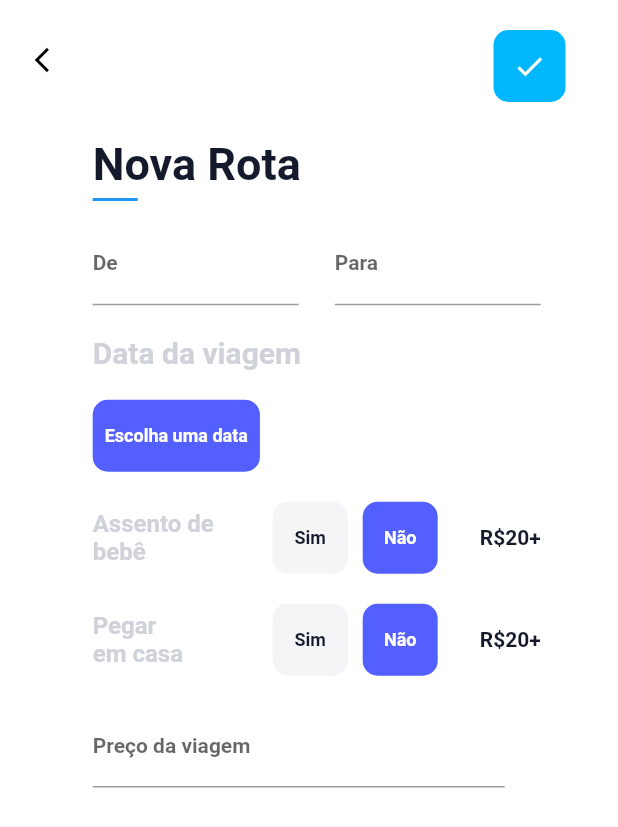
After one commit to davilm/Beco-Driver, a Flutter app: the NewRoute screen opened directly, on a phone screen of 412 x 824 dp. The commit adds this screen. Shown: the top 827 px of the screen. Run offline on Flutter 3.47's test engine with Material 2 defaults, Android fonts, the phone set to English and light mode, and no system bars; our stand-ins replace cloud_firestore, firebase_auth, firebase_core, google_fonts; accounts and stored records are empty.

Commit message:
feat: add new travel route to firebase

```diff
--- /dev/null
+++ b/lib/api/FirestoreRoutes.dart
@@ -0,0 +1,28 @@
+import 'package:cloud_firestore/cloud_firestore.dart';
+
+Future<void> addRoute(
+  startTrip,
+  endTrip,
+  date,
+  travelPrice,
+  driverName,
+  driverImageUrl,
+  driverUid,
+) async {
+  CollectionReference routes = FirebaseFirestore.instance.collection('routes');
+
+  await routes
+      .add({
+        "route": {
+          "startTrip": startTrip,
+          "endTrip": endTrip,
+        },
+        "date": date,
+        "price": travelPrice,
+        "driverName": driverName,
+        "driverImageUrl": driverImageUrl,
+        "driverUid": driverUid,
+      })
+      .then((value) => print("Route Added"))
+      .catchError((error) => print("Failed to add user: $error"));
+}
--- a/lib/core/app_text_styles.dart
+++ b/lib/core/app_text_styles.dart
@@ -43,4 +43,29 @@ class AppTextStyles {
     fontSize: 10,
     fontWeight: FontWeight.w600,
   );
+  static final TextStyle beVietnam12SemiboldDark = GoogleFonts.beVietnam(
+    color: Color(0xff15192C),
+    fontSize: 12,
+    fontWeight: FontWeight.w600,
+  );
+  static final TextStyle beVietnam12SemiboldWhite = GoogleFonts.beVietnam(
+    color: Color(0xffffffff),
+    fontSize: 12,
+    fontWeight: FontWeight.w600,
+  );
+  static final TextStyle beVietnam20SemiboldGrey = GoogleFonts.beVietnam(
+    color: Color(0xffD0D2DA),
+    fontSize: 20,
+    fontWeight: FontWeight.w600,
+  );
+  static final TextStyle beVietnam16SemiboldGrey = GoogleFonts.beVietnam(
+    color: Color(0xffD0D2DA),
+    fontSize: 16,
+    fontWeight: FontWeight.w600,
+  );
+  static final TextStyle beVietnam14SemiboldGrey = GoogleFonts.beVietnam(
+    color: Color(0xff15192C),
+    fontSize: 14,
+    fontWeight: FontWeight.w600,
+  );
 }
--- /dev/null
+++ b/lib/views/NewRoute/NewRoute.dart
@@ -0,0 +1,359 @@
+import 'package:cloud_firestore/cloud_firestore.dart';
+import 'package:flutter/material.dart';
+
+import 'package:beco_driver/core/core.dart';
+import 'package:beco_driver/api/FirestoreRoutes.dart';
+
+import 'package:intl/intl.dart';
+
+class NewRoute extends StatefulWidget {
+  NewRoute({Key? key}) : super(key: key);
+
+  @override
+  _NewRouteState createState() => _NewRouteState();
+}
+
+class _NewRouteState extends State<NewRoute> {
+  bool babySeat = false;
+  bool pickUpAtHhome = false;
+
+  String startTrip = "";
+  String endTrip = "";
+  var date;
+  String travelPrice = "";
+  String driverName = "Jim Obrien";
+  String driverImageUrl =
+      "https://firebasestorage.googleapis.com/v0/b/beco-9fab4.appspot.com/o/face-light.png?alt=media&token=ceaba8cb-80ec-4f20-a56f-976f16d22216";
+  String driverUid = "pNKw0MEwouc2ajzaXeYd";
+
+  Widget buildStartTrip() => TextFormField(
+        style: AppTextStyles.beVietnam14SemiboldGrey,
+        key: ValueKey("De"),
+        decoration: InputDecoration(
+          labelText: "De",
+          hintText: 'Escolha a cidade',
+        ),
+        onChanged: (value) => startTrip = value,
+      );
+
+  Widget buildEndTrip() => TextFormField(
+        style: AppTextStyles.beVietnam14SemiboldGrey,
+        key: ValueKey("Para"),
+        decoration: InputDecoration(
+          labelText: "Para",
+          hintText: 'Escolha a cidade',
+        ),
+        onChanged: (value) => endTrip = value,
+      );
+
+  @override
+  Widget build(BuildContext context) {
+    final double widthMargin = MediaQuery.of(context).size.width / 40;
+
+    final String title = "Nova Rota";
+
+    Future pickDate() async {
+      final initialDate = DateTime.now();
+      final initialTime = TimeOfDay.now();
+      var newDate;
+      var newTime;
+
+      newDate = await showDatePicker(
+        context: context,
+        initialDate: initialDate,
+        firstDate: initialDate,
+        lastDate: DateTime(DateTime.now().year + 1),
+      );
+
+      if (newDate == null) return;
+
+      newTime = await showTimePicker(
+        context: context,
+        initialTime: initialTime,
+      );
+
+      if (newTime == null) return;
+
+      DateTime currentPhoneDate = new DateTime(
+        newDate.year,
+        newDate.month,
+        newDate.day,
+        newTime.hour,
+        newTime.minute,
+      );
+
+      Timestamp myTimeStamp = Timestamp.fromDate(currentPhoneDate);
+
+      setState(() {
+        date = myTimeStamp;
+      });
+    }
+
+    return Scaffold(
+      backgroundColor: Colors.white,
+      appBar: AppBar(
+        toolbarHeight: 80,
+        leading: Padding(
+          padding: EdgeInsets.all(15),
+          child: IconButton(
+            onPressed: () => {
+              Navigator.pop(context),
+            },
+            icon: Icon(
+              Icons.arrow_back_ios,
+              size: 20,
+              color: Colors.black,
+            ),
+          ),
+        ),
+        actions: [
+          Container(
+            margin: EdgeInsets.only(top: 20, right: 35, bottom: 12),
+            decoration: BoxDecoration(
+              borderRadius: BorderRadius.circular(10),
+              color: Color(0xff00B7FE),
+            ),
+            child: IconButton(
+              onPressed: () => {
+                FocusScope.of(context).unfocus(),
+                if (date != null)
+                  {
+                    addRoute(
+                      startTrip,
+                      endTrip,
+                      date,
+                      travelPrice,
+                      driverName,
+                      driverImageUrl,
+                      driverUid,
+                    ),
+                    setState(() {
+                      startTrip = "";
+                      endTrip = "";
+                      date = null;
+                      travelPrice = "";
+                    }),
+                  }
+              },
+              icon: Icon(
+                Icons.done,
+                size: 22,
+                color: Colors.white,
+              ),
+            ),
+          ),
+        ],
+        backgroundColor: Colors.white,
+        elevation: 0,
+      ),
+      body: SafeArea(
+        child: Container(
+          padding: EdgeInsets.only(left: widthMargin, top: 12),
+          child: ListView(
+            children: [
+              Padding(
+                padding: EdgeInsets.only(
+                  left: widthMargin * 5,
+                  right: widthMargin * 5,
+                ),
+                child: Column(
+                  crossAxisAlignment: CrossAxisAlignment.start,
+                  children: [
+                    Text(title, style: AppTextStyles.upTitle),
+                    SizedBox(height: 5),
+                    Container(
+                      width: 30,
+                      height: 2,
+                      color: Colors.blue,
+                    ),
+                    SizedBox(height: 15),
+                    Row(
+                      mainAxisAlignment: MainAxisAlignment.spaceBetween,
+                      children: [
+                        Container(
+                          width: MediaQuery.of(context).size.width / 3,
+                          child: buildStartTrip(),
+                        ),
+                        Container(
+                          width: MediaQuery.of(context).size.width / 3,
+                          child: buildEndTrip(),
+                        ),
+                      ],
+                    ),
+                    Padding(
+                      padding: const EdgeInsets.symmetric(vertical: 20),
+                      child: Text(
+                        'Data da viagem',
+                        style: AppTextStyles.beVietnam20SemiboldGrey,
+                      ),
+                    ),
+                    Column(
+                      children: [
+                        Container(
+                          decoration: BoxDecoration(
+                            borderRadius: BorderRadius.circular(10),
+                            color: Color(0xff545FFF),
+                          ),
+                          child: TextButton(
+                            onPressed: () => pickDate(),
+                            child: Text(
+                              date != null
+                                  ? '${DateFormat('dd-MM-yyyy - kk:mm:a').format(date.toDate())}'
+                                  : "Escolha uma data",
+                              style: AppTextStyles.beVietnam12SemiboldWhite,
+                            ),
+                          ),
+                        ),
+                      ],
+                    ),
+                    SizedBox(height: 20),
+                    Row(
+                      crossAxisAlignment: CrossAxisAlignment.center,
+                      // mainAxisAlignment: MainAxisAlignment.center,
+                      children: [
+                        Container(
+                          width: 100,
+                          margin: const EdgeInsets.only(
+                            right: 20,
+                          ),
+                          child: Text(
+                            'Assento de \nbebê',
+                            style: AppTextStyles.beVietnam16SemiboldGrey,
+                          ),
+                        ),
+                        Container(
+                          width: 50,
+                          decoration: BoxDecoration(
+                            borderRadius: BorderRadius.circular(10),
+                            color: babySeat
+                                ? Color(0xff545FFF)
+                                : Color(0xffF5F5F7),
+                          ),
+                          child: TextButton(
+                            onPressed: () => setState(() {
+                              babySeat = true;
+                            }),
+                            child: Text(
+                              "Sim",
+                              style: babySeat
+                                  ? AppTextStyles.beVietnam12SemiboldWhite
+                                  : AppTextStyles.beVietnam12SemiboldDark,
+                            ),
+                          ),
+                        ),
+                        SizedBox(width: 10),
+                        Container(
+                          width: 50,
+                          decoration: BoxDecoration(
+                            borderRadius: BorderRadius.circular(10),
+                            color: babySeat
+                                ? Color(0xffF5F5F7)
+                                : Color(0xff545FFF),
+                          ),
+                          child: TextButton(
+                            onPressed: () => setState(() {
+                              babySeat = false;
+                            }),
+                            child: Text(
+                              "Não",
+                              style: babySeat
+                                  ? AppTextStyles.beVietnam12SemiboldDark
+                                  : AppTextStyles.beVietnam12SemiboldWhite,
+                            ),
+                          ),
+                        ),
+                        Expanded(child: Container()),
+                        Text(
+                          'R\$20+',
+                          style: AppTextStyles.beVietnam14SemiboldGrey,
+                        ),
+                      ],
+                    ),
+                    SizedBox(height: 20),
+                    Row(
+                      crossAxisAlignment: CrossAxisAlignment.center,
+                      mainAxisAlignment: MainAxisAlignment.start,
+                      children: [
+                        Container(
+                          width: 100,
+                          margin: const EdgeInsets.only(
+                            right: 20,
+                          ),
+                          child: Text(
+                            'Pegar\nem casa',
+                            style: AppTextStyles.beVietnam16SemiboldGrey,
+                          ),
+                        ),
+                        Container(
+                          width: 50,
+                          decoration: BoxDecoration(
+                            borderRadius: BorderRadius.circular(10),
+                            color: pickUpAtHhome
+                                ? Color(0xff545FFF)
+                                : Color(0xffF5F5F7),
+                          ),
+                          child: TextButton(
+                            onPressed: () => setState(() {
+                              pickUpAtHhome = true;
+                            }),
+                            child: Text(
+                              "Sim",
+                              style: pickUpAtHhome
+                                  ? AppTextStyles.beVietnam12SemiboldWhite
+                                  : AppTextStyles.beVietnam12SemiboldDark,
+                            ),
+                          ),
+                        ),
+                        SizedBox(width: 10),
+                        Container(
+                          width: 50,
+                          decoration: BoxDecoration(
+                            borderRadius: BorderRadius.circular(10),
+                            color: pickUpAtHhome
+                                ? Color(0xffF5F5F7)
+                                : Color(0xff545FFF),
+                          ),
+                          child: TextButton(
+                            onPressed: () => setState(() {
+                              pickUpAtHhome = false;
+                            }),
+                            child: Text(
+                              "Não",
+                              style: pickUpAtHhome
+                                  ? AppTextStyles.beVietnam12SemiboldDark
+                                  : AppTextStyles.beVietnam12SemiboldWhite,
+                            ),
+                          ),
+                        ),
+                        Expanded(child: Container()),
+                        Text(
+                          'R\$20+',
+                          style: AppTextStyles.beVietnam14SemiboldGrey,
+                        ),
+                      ],
+                    ),
+                    SizedBox(height: 15),
+                    Container(
+                      padding: EdgeInsets.symmetric(vertical: 5),
+                      width: MediaQuery.of(context).size.width / 1.5,
+                      child: TextFormField(
+                        style: AppTextStyles.beVietnam14SemiboldGrey,
+                        key: ValueKey('preco'),
+                        keyboardType: TextInputType.number,
+                        decoration: InputDecoration(
+                          labelText: "Preço da viagem",
+                          hintText: 'Valor que cada passageiro irá pagar',
+                        ),
+                        onChanged: (value) => travelPrice = value,
+                      ),
+                    ),
+                  ],
+                ),
+              ),
+            ],
+          ),
+        ),
+      ),
+    );
+  }
+}
--- a/pubspec.yaml
+++ b/pubspec.yaml
@@ -29,11 +29,14 @@ environment:
 dependencies:
   flutter:
     sdk: flutter
+
   cloud_firestore: ^2.2.2
   firebase_auth: ^1.4.1
   firebase_storage: ^8.1.3
+
   google_fonts: ^2.1.0
 
+  intl: ^0.17.0
 
   # The following adds the Cupertino Icons font to your application.
   # Use with the CupertinoIcons class for iOS style icons.
```
